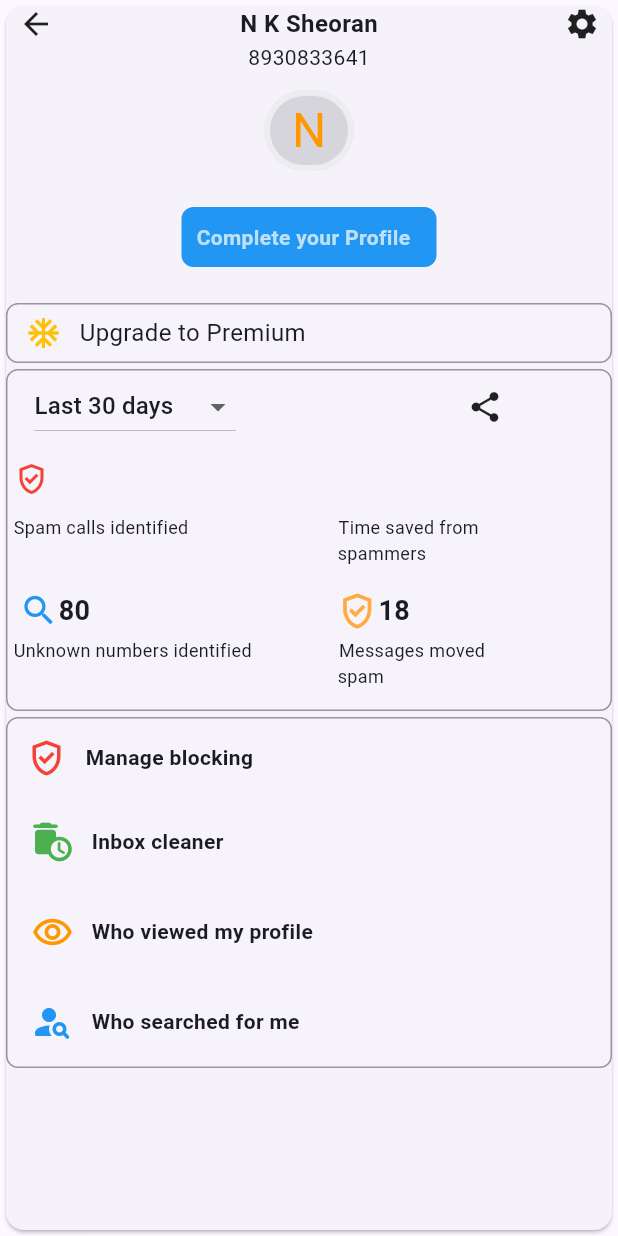
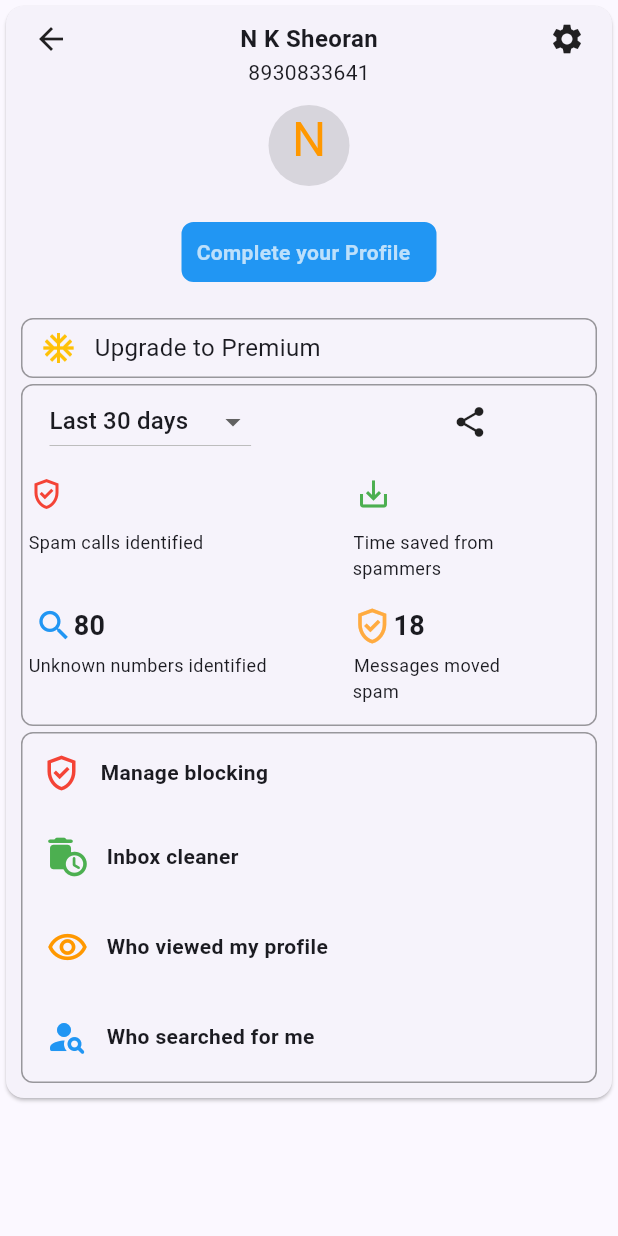
Before and after one commit to nitin-sheoran/truecoller_screen, a Flutter app: the screen it shows after launch, on a phone screen of 412 x 824 dp. Run offline on Flutter 3.47's test engine with Material 2 defaults, Android fonts, the light colour scheme and no system bars.

Commit message:
truecollerScreen added icon

```diff
--- a/lib/truecoller_home_screen.dart
+++ b/lib/truecoller_home_screen.dart
@@ -24,7 +24,9 @@ class _TruecallerHomeScreenState extends State<TruecallerHomeScreen> {
     return SafeArea(
       child: Scaffold(
           body: Card(
-              child: Center(
+              child: SingleChildScrollView(
+                  child: Padding(
+                    padding: const EdgeInsets.all(10.0),
                     child: Column(children: [
         Padding(
           padding: const EdgeInsets.only(
@@ -72,15 +74,9 @@ class _TruecallerHomeScreenState extends State<TruecallerHomeScreen> {
         Container(
           height: 54,
           width: 60,
-          decoration: BoxDecoration(
-            border: Border.all(
-              width: 4,
-              color: Colors.white54,
-            ),
+          decoration: const BoxDecoration(
+            shape: BoxShape.circle,
             color: Colors.black12,
-            borderRadius: BorderRadius.circular(
-              30,
-            ),
           ),
           child: const Center(
             child: Column(
@@ -177,9 +173,8 @@ class _TruecallerHomeScreenState extends State<TruecallerHomeScreen> {
             ),
           ),
           child: Padding(
-            padding: const EdgeInsets.only(left: 4,right: 4),
+            padding: const EdgeInsets.only(left: 4, right: 4),
             child: Column(
-              crossAxisAlignment: CrossAxisAlignment.start,
               children: [
                 Row(
                     children: [
@@ -202,7 +197,7 @@ class _TruecallerHomeScreenState extends State<TruecallerHomeScreen> {
                         ).toList(),
                       ),
                       const SizedBox(
-                      width: 154,
+                        width: 134,
                       ),
                       const Icon(
                         Icons.share,
@@ -213,10 +208,21 @@ class _TruecallerHomeScreenState extends State<TruecallerHomeScreen> {
                 const SizedBox(
                     height: 12,
                 ),
-                const Icon(
+                const Row(
+                    children: [
+                      Icon(
                         Icons.gpp_good_outlined,
                         size: 24,
                         color: Colors.red,
+                      ),
+                      SizedBox(
+                        width: 194,
+                      ),
+                      Icon(
+                        Icons.save_alt,
+                        color: Colors.green,
+                      ),
+                    ],
                 ),
                 const SizedBox(
                     height: 12,
@@ -329,7 +335,7 @@ class _TruecallerHomeScreenState extends State<TruecallerHomeScreen> {
           ),
         ),
         const SizedBox(
-          height:4,
+          height: 4,
         ),
         Container(
           height: 234,
@@ -439,7 +445,8 @@ class _TruecallerHomeScreenState extends State<TruecallerHomeScreen> {
             ],
           ),
         ),
-      ])))),
+      ]),
+                  )))),
     );
   }
 }
```
Lines whose indentation alone changed are shown as unchanged.
